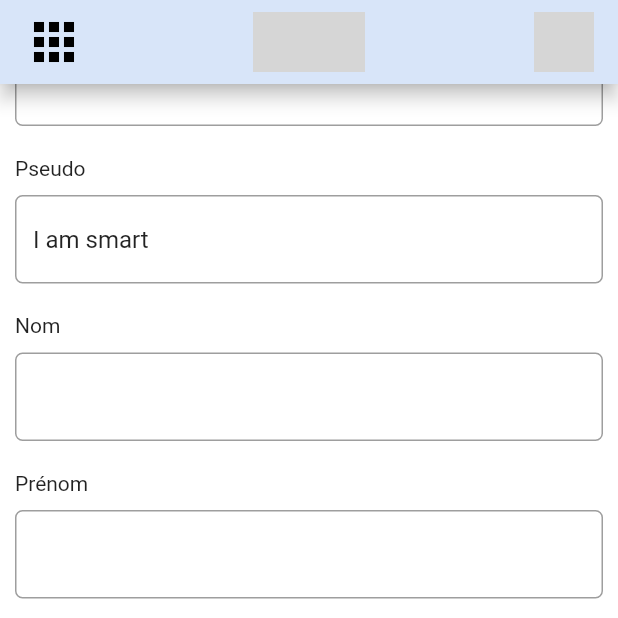
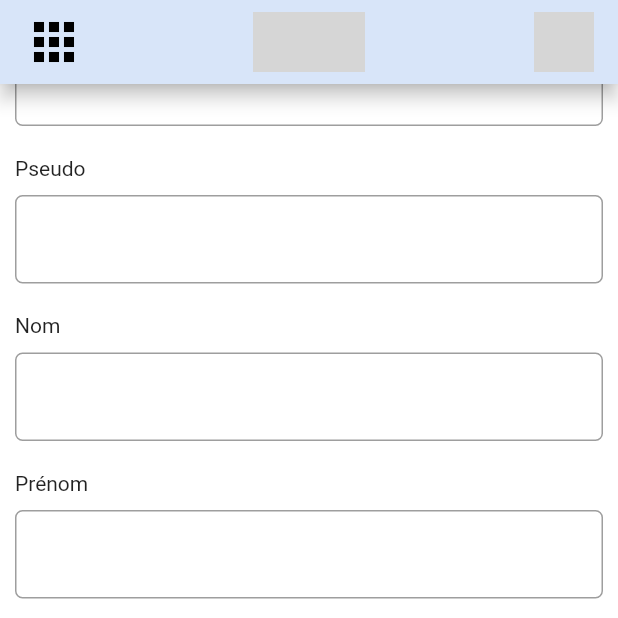
Before and after one commit to CharlesSko/Ressources_Relationnelles_AppMobile, a Flutter app: the InscScreen screen opened directly, scrolled down 576 dp, on a phone screen of 412 x 824 dp, the top half of it. Run offline on Flutter 3.47's test engine with Material 2 defaults, Android fonts, the phone set to English and light mode, and no system bars; network calls fail; grey boxes are pictures that could not be loaded.

Commit message:
MAJCharteGraphique2

```diff
--- a/lib/screens/guest/Insc.dart
+++ b/lib/screens/guest/Insc.dart
@@ -211,7 +211,6 @@ class _InscScreenState extends State<InscScreen> {
                                 color: Color(0xFF355689),
                               ),
                             )),
-                        initialValue: "I am smart",
                       ),
                       SizedBox(
                         height: 20.0,
```
